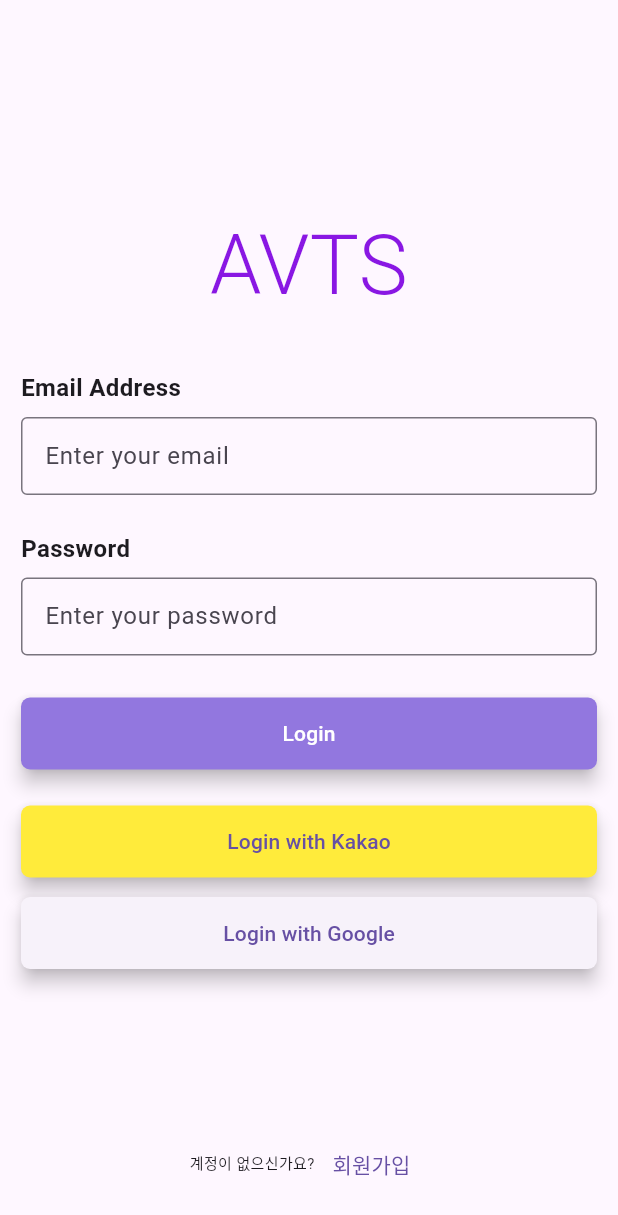
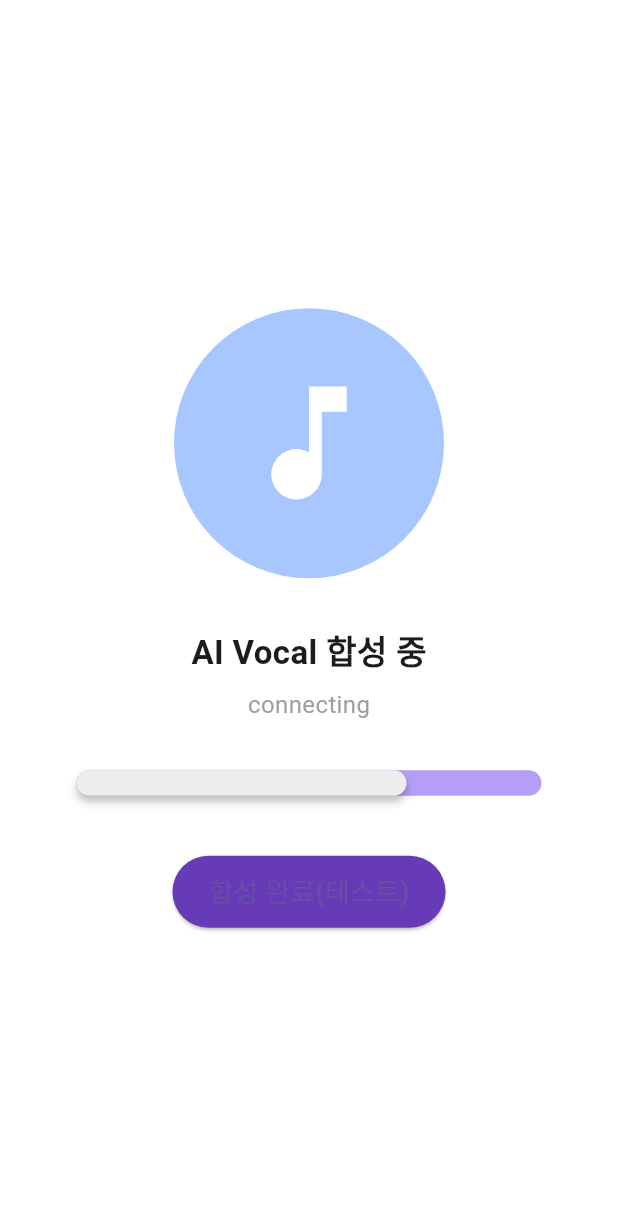
Before and after one commit to kennyHyunSeokCho/VoiceTrainAI, a Flutter app: the screen it shows after launch, on a phone screen of 412 x 824 dp. Shown: the top 1215 px of the screen. Run offline on Flutter 3.47's test engine with Material 3 defaults, Android fonts, the phone set to English and light mode, and no system bars; our stand-ins replace audioplayers, permission_handler; missing offline and left inert: dart:html, record; Roboto replaces fonts that are missing (NanumSquare).

Commit message:
녹음 페이지 및 AI 보컬 합성 페이지 초안

```diff
--- a/frontend/flutter/lib/main.dart
+++ b/frontend/flutter/lib/main.dart
@@ -1,18 +1,59 @@
 import 'package:flutter/material.dart';
-import 'pages/login_page.dart';
+import 'models/song.dart';
+import 'pages/record_page.dart';
+import 'pages/ai_vocal_loading_page.dart';
+import 'pages/ai_vocal_ready_page.dart';
+import 'pages/ai_vocal_play_page.dart';
 
 void main() {
-  runApp(const MyApp());
+  runApp(MyApp());
 }
 
 class MyApp extends StatelessWidget {
-  const MyApp({super.key});
+  final Song sampleSong = Song(
+    title: 'Never Ending Story',
+    artist: 'IU',
+    albumCover: '',
+    difficulty: '중급',
+    range: 'F3 ~ D5',
+    lyrics: '그리워하면 언젠가 만나게 되는 ... (가사 생략)',
+    duration: '3:40',
+  );
 
   @override
   Widget build(BuildContext context) {
     return MaterialApp(
-      theme: ThemeData(useMaterial3: true),
-      home: const LoginPage(),
+      title: 'SingSang',
+      initialRoute: '/ai-vocal-loading',
+      onGenerateRoute: (settings) {
+        if (settings.name == '/ai-vocal-loading') {
+          return MaterialPageRoute(
+            builder: (context) => AiVocalLoadingPage(),
+            settings: RouteSettings(arguments: sampleSong),
+          );
+        }
+        if (settings.name == '/ai-vocal-ready') {
+          return MaterialPageRoute(
+            builder: (context) => AiVocalReadyPage(),
+            settings: RouteSettings(arguments: sampleSong),
+          );
+        }
+        if (settings.name == '/ai-vocal-play') {
+          return MaterialPageRoute(
+            builder: (context) => AiVocalPlayPage(),
+            settings: RouteSettings(arguments: sampleSong),
+          );
+        }
+        if (settings.name == '/record') {
+          return MaterialPageRoute(
+            builder: (context) => RecordPage(),
+            settings: RouteSettings(arguments: sampleSong),
+          );
+        }
+        return null;
+      },
     );
   }
 }
+
+// ... (MyApp 클래스 등)
--- /dev/null
+++ b/frontend/flutter/lib/models/song.dart
@@ -0,0 +1,20 @@
+// lib/models/song.dart
+class Song {
+  final String title;
+  final String artist;
+  final String albumCover; // 이미지 경로, 없으면 ''로
+  final String difficulty;
+  final String range;
+  final String lyrics;
+  final String duration;
+
+  Song({
+    required this.title,
+    required this.artist,
+    required this.albumCover,
+    required this.difficulty,
+    required this.range,
+    required this.lyrics,
+    required this.duration,
+  });
+}
--- /dev/null
+++ b/frontend/flutter/lib/pages/ai_vocal_loading_page.dart
@@ -0,0 +1,91 @@
+import 'package:flutter/material.dart';
+import '../models/song.dart';
+
+class AiVocalLoadingPage extends StatelessWidget {
+  @override
+  Widget build(BuildContext context) {
+    final Song song = ModalRoute.of(context)!.settings.arguments as Song;
+
+    return Scaffold(
+      backgroundColor: Colors.white,
+      body: Center(
+        child: Column(
+          mainAxisAlignment: MainAxisAlignment.center,
+          children: [
+            // 앨범커버 자리 (이미지 없으니 Container로 대체)
+            Container(
+              width: 180,
+              height: 180,
+              decoration: BoxDecoration(
+                color: Color(0xFFA8C7FF),
+                borderRadius: BorderRadius.circular(90),
+              ),
+              child: Icon(Icons.music_note, size: 100, color: Colors.white),
+            ),
+            SizedBox(height: 32),
+            Text(
+              'AI Vocal 합성 중',
+              style: TextStyle(
+                fontSize: 22,
+                fontWeight: FontWeight.bold,
+                fontFamily: 'NanumSquare',
+              ),
+            ),
+            SizedBox(height: 8),
+            Text(
+              'connecting',
+              style: TextStyle(
+                fontSize: 16,
+                color: Colors.grey,
+                fontFamily: 'NanumSquare',
+              ),
+            ),
+            SizedBox(height: 32),
+            // 진행바
+            Container(
+              width: 310,
+              height: 17,
+              decoration: BoxDecoration(
+                color: Color(0xFFB69DF8),
+                borderRadius: BorderRadius.circular(10000),
+              ),
+              child: Align(
+                alignment: Alignment.centerLeft,
+                child: Container(
+                  width: 220, // 진행 정도에 따라 width 조절
+                  height: 17,
+                  decoration: BoxDecoration(
+                    color: Color(0xFFEEEEEE),
+                    borderRadius: BorderRadius.circular(1000),
+                    boxShadow: [
+                      BoxShadow(
+                        color: Colors.black.withOpacity(0.25),
+                        offset: Offset(0, 4),
+                        blurRadius: 4,
+                      ),
+                    ],
+                  ),
+                ),
+              ),
+            ),
+            SizedBox(height: 40),
+            // 테스트용: 합성 완료 페이지로 이동 버튼
+            ElevatedButton(
+              onPressed: () {
+                Navigator.pushNamed(context, '/ai-vocal-ready', arguments: song);
+              },
+              style: ElevatedButton.styleFrom(
+                backgroundColor: Colors.deepPurple,
+                minimumSize: Size(180, 48),
+                shape: RoundedRectangleBorder(
+                  borderRadius: BorderRadius.circular(24),
+                ),
+              ),
+              child: Text('합성 완료(테스트)', style: TextStyle(fontSize: 18)),
+            ),
+          ],
+        ),
+      ),
+    );
+  }
+}
--- a/frontend/lib/core/utils/web_download_web.dart
+++ b/frontend/lib/core/utils/web_download_web.dart
@@ -1,8 +1,6 @@
-import 'dart:typed_data';
 import 'dart:html' as html;
 
 // 웹 플랫폼용 다운로드 기능
-import 'dart:html' as html;
 
 // 웹에서 파일 다운로드
 Future<void> downloadFile(String sourcePath, String fileName) async {
```
Also changed, not shown: frontend/flutter/lib/pages/ai_vocal_play_page.dart (added, +74 -0 lines), frontend/flutter/lib/pages/ai_vocal_ready_page.dart (added, +80 -0 lines), frontend/flutter/lib/pages/record_page.dart (added, +115 -0 lines), frontend/flutter/pubspec.yaml (line endings or trailing spaces).
